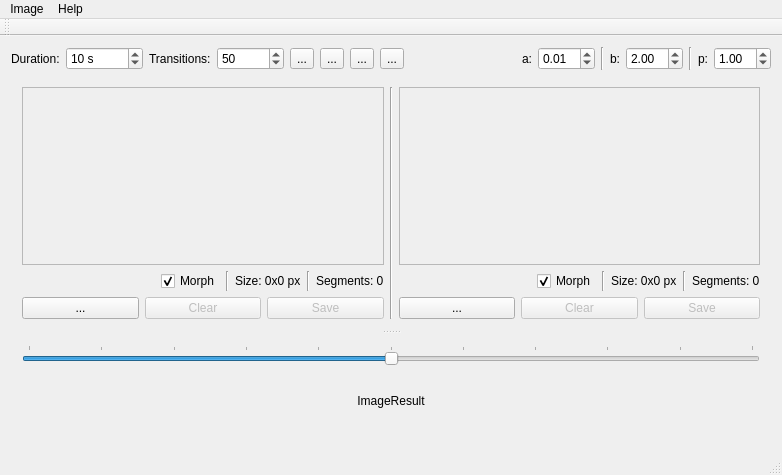
Qt form mainwindow.ui (GustavoKatel/ImageMorph) before a commit.
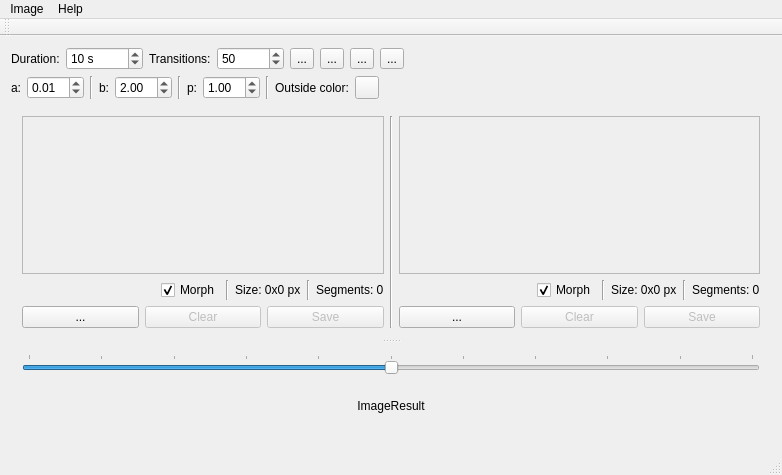
The same form after that commit. Icons and pictures are not drawn.

Commit message: Bilinear interpolation and outside color

The edit to the form file:
```diff
--- a/mainwindow.ui
+++ b/mainwindow.ui
@@ -133,6 +133,10 @@
         </property>
        </spacer>
       </item>
+     </layout>
+    </item>
+    <item>
+     <layout class="QHBoxLayout" name="horizontalLayout_2">
       <item>
        <widget class="QLabel" name="label_2">
         <property name="text">
@@ -207,6 +211,40 @@
         </property>
        </widget>
       </item>
+      <item>
+       <widget class="Line" name="line">
+        <property name="orientation">
+         <enum>Qt::Vertical</enum>
+        </property>
+       </widget>
+      </item>
+      <item>
+       <widget class="QLabel" name="label_6">
+        <property name="text">
+         <string>Outside color:</string>
+        </property>
+       </widget>
+      </item>
+      <item>
+       <widget class="QToolButton" name="outside_color_button">
+        <property name="text">
+         <string/>
+        </property>
+       </widget>
+      </item>
+      <item>
+       <spacer name="horizontalSpacer_4">
+        <property name="orientation">
+         <enum>Qt::Horizontal</enum>
+        </property>
+        <property name="sizeHint" stdset="0">
+         <size>
+          <width>40</width>
+          <height>20</height>
+         </size>
+        </property>
+       </spacer>
+      </item>
      </layout>
     </item>
     <item>
@@ -229,7 +267,7 @@
                <x>0</x>
                <y>0</y>
                <width>370</width>
-               <height>205</height>
+               <height>181</height>
               </rect>
              </property>
              <layout class="QVBoxLayout" name="verticalLayout_5">
@@ -360,7 +398,7 @@
                <x>0</x>
                <y>0</y>
                <width>369</width>
-               <height>205</height>
+               <height>181</height>
               </rect>
              </property>
              <layout class="QVBoxLayout" name="verticalLayout_6">
```
Left out of the diff: 6 changed lines with no effect on the pictures. The commit also changes 6 other files.
